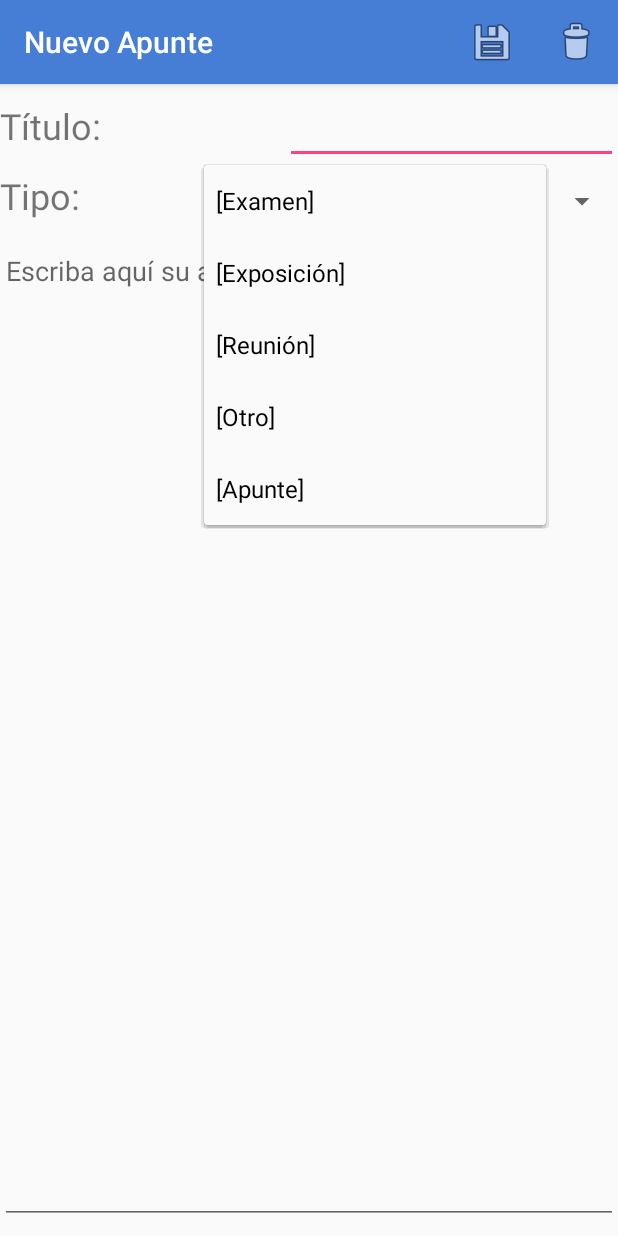
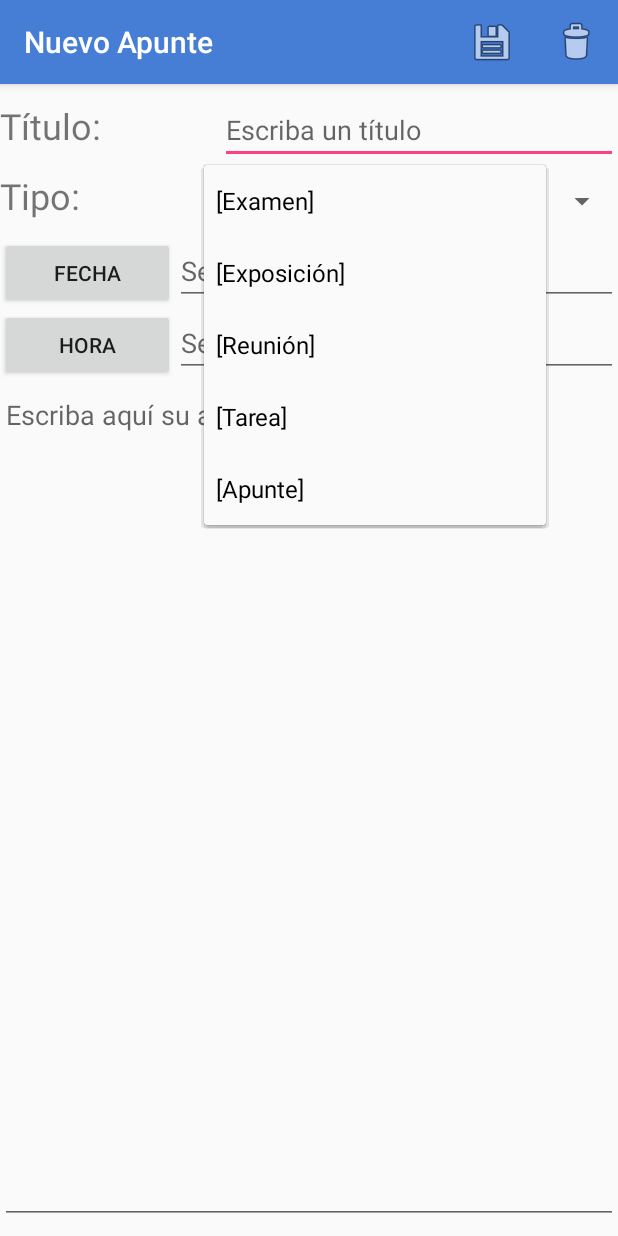
Before and after one commit to LillithSakura/ProyectoAPPGENDA, an Android app: the NoteActivity screen opened directly, with no data from a screen before it, after a tap on an icon or button, on a phone screen of 412 x 824 dp. Run offline under Robolectric (Android 15) with nearby library versions, the phone set to English and light mode, and no system bars.

Commit message:
APPGENDA 0.7.0
CAMBIOS ANTES DE CAGARLA
SE IMPLEMENTO DIA Y HORA PICKER

```diff
--- a/app/src/main/java/mx/edu/itlp/proyectoappgenda/FingerActivity.java
+++ b/app/src/main/java/mx/edu/itlp/proyectoappgenda/FingerActivity.java
@@ -81,12 +81,12 @@ public class FingerActivity extends AppCompatActivity {
                 public void onComplete(List<PatternLockView.Dot> pattern) {
                     final_pattern = PatternLockUtils.patternToString(mPatternLockView,pattern);
                     if(final_pattern.equals(save_pattern)){
-                        Toast.makeText(FingerActivity.this, "Password Correcta!", Toast.LENGTH_SHORT).show();
+                        Toast.makeText(FingerActivity.this, "¡Patrón Correcto!", Toast.LENGTH_SHORT).show();
                         Intent intent = new Intent(FingerActivity.this,PrivateActivity.class);
                         startActivity(intent);
 
 
-                    }else{ Toast.makeText(FingerActivity.this, "Password Incorrecta!", Toast.LENGTH_SHORT).show();}
+                    }else{ Toast.makeText(FingerActivity.this, "¡Patrón Incorrecto!", Toast.LENGTH_SHORT).show();}
 
 
                 }
@@ -133,7 +133,7 @@ public class FingerActivity extends AppCompatActivity {
                 @Override
                 public void onClick(View v) {
                     Paper.book().write(save_pattern_key, final_pattern);
-                    Toast.makeText(FingerActivity.this, "Save pattern okay!", Toast.LENGTH_SHORT).show();
+                    Toast.makeText(FingerActivity.this, "Patrón Guardado", Toast.LENGTH_SHORT).show();
                     Intent intent = new Intent(FingerActivity.this,PatronPrincipalActvity.class);
                     startActivity(intent);
                 }
--- a/app/src/main/java/mx/edu/itlp/proyectoappgenda/HomeActivity.java
+++ b/app/src/main/java/mx/edu/itlp/proyectoappgenda/HomeActivity.java
@@ -57,7 +57,7 @@ public class HomeActivity extends AppCompatActivity {
                     case R.id.foro:
                         in = new Intent(getBaseContext(),LoginActivity.class);
                         startActivity(in);
-                        overridePendingTransition(R.anim.rigth_in, R.anim.rigth_out);
+                        overridePendingTransition(R.anim.left_in, R.anim.left_out);
                         break;
 
                     default:
@@ -74,7 +74,7 @@ public class HomeActivity extends AppCompatActivity {
                 "[Examen]",
                 "[Exposición]",
                 "[Reunión]",
-                "[Otro]",
+                "[Tarea]",
                 "[Apunte]"
         };
 
--- a/app/src/main/java/mx/edu/itlp/proyectoappgenda/ListaNotasActivity.java
+++ b/app/src/main/java/mx/edu/itlp/proyectoappgenda/ListaNotasActivity.java
@@ -55,7 +55,7 @@ public class ListaNotasActivity extends AppCompatActivity  implements SwipeRefre
                 "[Examen]",
                 "[Exposición]",
                 "[Reunión]",
-                "[Otro]",
+                "[Tarea]",
                 "[Apunte]"
 
         };
@@ -150,7 +150,7 @@ public class ListaNotasActivity extends AppCompatActivity  implements SwipeRefre
                 "[Examen]",
                 "[Exposición]",
                 "[Reunión]",
-                "[Otro]",
+                "[Tarea]",
                 "[Apunte]"
         };
 
@@ -172,7 +172,7 @@ public class ListaNotasActivity extends AppCompatActivity  implements SwipeRefre
                 "[Examen]",
                 "[Exposición]",
                 "[Reunión]",
-                "[Otro]",
+                "[Tarea]",
                 "[Apunte]"
         };
 
--- a/app/src/main/java/mx/edu/itlp/proyectoappgenda/NoteActivity.java
+++ b/app/src/main/java/mx/edu/itlp/proyectoappgenda/NoteActivity.java
@@ -1,7 +1,11 @@
 package mx.edu.itlp.proyectoappgenda;
 
+import android.app.DatePickerDialog;
+import android.app.TimePickerDialog;
 import android.content.DialogInterface;
 import android.graphics.Color;
+import android.os.Build;
+import android.support.annotation.RequiresApi;
 import android.support.v7.app.AlertDialog;
 import android.support.v7.app.AppCompatActivity;
 import android.os.Bundle;
@@ -11,11 +15,15 @@ import android.view.View;
 import android.view.ViewGroup;
 import android.widget.AdapterView;
 import android.widget.ArrayAdapter;
+import android.widget.Button;
+import android.widget.DatePicker;
 import android.widget.EditText;
 import android.widget.Spinner;
 import android.widget.TextView;
+import android.widget.TimePicker;
 import android.widget.Toast;
 
+import java.util.Calendar;
 import java.util.regex.Matcher;
 import java.util.regex.Pattern;
 
@@ -23,13 +31,16 @@ import java.util.ArrayList;
 import java.util.Arrays;
 import java.util.List;
 
-public class NoteActivity extends AppCompatActivity {
+public class NoteActivity extends AppCompatActivity implements View.OnClickListener {
 
     private EditText nTitle;
     private  EditText nContent;
     private String nNoteFileName;
     private String nNoteFileExtension;
     private Note nLoadedNote;
+    public Button FechaButton,HoraButton;
+    public EditText FechaText,HoraText;
+    private int dia, mes, anio, hora, minutos;
 
     private String tipo;
 
@@ -37,6 +48,14 @@ public class NoteActivity extends AppCompatActivity {
     protected void onCreate(Bundle savedInstanceState) {
         super.onCreate(savedInstanceState);
         setContentView(R.layout.activity_note);
+
+        FechaButton = findViewById(R.id.FechaButton);
+        HoraButton = findViewById(R.id.HoraButton);
+        FechaText = findViewById(R.id.FechaText);
+        HoraText = findViewById(R.id.HoraText);
+
+        FechaButton.setOnClickListener(this);
+        HoraButton.setOnClickListener(this);
 
         nTitle = findViewById(R.id.note_et_title);
         nContent = findViewById(R.id.note_et_content);
@@ -64,7 +83,7 @@ public class NoteActivity extends AppCompatActivity {
                 "[Examen]",
                 "[Exposición]",
                 "[Reunión]",
-                "[Otro]",
+                "[Tarea]",
                 "[Apunte]"
         };
 
@@ -174,7 +193,7 @@ public class NoteActivity extends AppCompatActivity {
                 "[Examen]",
                 "[Exposición]",
                 "[Reunión]",
-                "[Otro]",
+                "[Tarea]",
                 "[Apunte]"
         };
 
@@ -192,4 +211,40 @@ public class NoteActivity extends AppCompatActivity {
         return titulo.trim();
 
     }
+
+
+    @Override
+    public void onClick(View v) {
+        if (v == FechaButton)
+        {
+            final Calendar  calendario = Calendar.getInstance();
+            dia = calendario.get(Calendar.DAY_OF_MONTH);
+            mes= calendario.get(Calendar.MONTH);
+            anio = calendario.get(Calendar.YEAR);
+
+            DatePickerDialog datePickerDialog = new DatePickerDialog(this, new DatePickerDialog.OnDateSetListener() {
+                @Override
+                public void onDateSet(DatePicker view, int year, int month, int dayOfMonth) {
+                    FechaText.setText(dayOfMonth+"/"+(month+1)+"/"+year);
+
+                }
+            }, anio,mes,dia);
+            datePickerDialog.show();
+        }
+        if (v == HoraButton){
+
+            final Calendar c = Calendar.getInstance();
+            hora = c.get(Calendar.HOUR_OF_DAY);
+            minutos=c.get(Calendar.MINUTE);
+
+            TimePickerDialog timePickerDialog = new TimePickerDialog(this, new TimePickerDialog.OnTimeSetListener() {
+                @Override
+                public void onTimeSet(TimePicker view, int hourOfDay, int minute) {
+                    HoraText.setText(hourOfDay+":"+minute);
+                }
+            },hora, minutos, false);
+            timePickerDialog.show();
+
+        }
+    }
 }
--- a/app/src/main/java/mx/edu/itlp/proyectoappgenda/PatronPrincipalActvity.java
+++ b/app/src/main/java/mx/edu/itlp/proyectoappgenda/PatronPrincipalActvity.java
@@ -45,12 +45,12 @@ public class PatronPrincipalActvity extends AppCompatActivity {
                 public void onComplete(List<PatternLockView.Dot> pattern) {
                     final_pattern = PatternLockUtils.patternToString(mPatternLockView,pattern);
                     if(final_pattern.equals(save_pattern)){
-                        Toast.makeText(PatronPrincipalActvity.this, "Password Correct!", Toast.LENGTH_SHORT).show();
+                        Toast.makeText(PatronPrincipalActvity.this, "¡Patrón Correcto!", Toast.LENGTH_SHORT).show();
                         Intent intent = new Intent(PatronPrincipalActvity.this,PrivateActivity.class);
                         startActivity(intent);
 
 
-                    }else{ Toast.makeText(PatronPrincipalActvity.this, "Password Incorrecta!", Toast.LENGTH_SHORT).show();}
+                    }else{ Toast.makeText(PatronPrincipalActvity.this, "¡Patrón Incorrecto!", Toast.LENGTH_SHORT).show();}
 
 
                 }
--- a/app/src/main/res/layout/activity_note.xml
+++ b/app/src/main/res/layout/activity_note.xml
@@ -34,12 +34,15 @@
 
             <EditText
                 android:id="@+id/note_et_title"
-                android:layout_width="wrap_content"
+                android:layout_width="266dp"
                 android:layout_height="wrap_content"
                 android:layout_weight="1"
                 android:ems="10"
+                android:gravity="start"
+                android:hint="Escriba un título"
                 android:inputType="textPersonName"
-                android:singleLine="true" />
+                android:singleLine="true"
+                android:textAlignment="viewStart" />
 
         </LinearLayout>
 
@@ -64,6 +67,65 @@
                 android:layout_weight="10" />
         </LinearLayout>
 
+        <LinearLayout
+            android:layout_width="match_parent"
+            android:layout_height="wrap_content"
+            android:orientation="horizontal"
+            android:visibility="visible">
+
+            <Button
+                android:id="@+id/FechaButton"
+                android:layout_width="wrap_content"
+                android:layout_height="wrap_content"
+                android:layout_weight="1"
+                android:text="Fecha"
+                tools:text="Fecha" />
+
+            <EditText
+                android:id="@+id/FechaText"
+                android:layout_width="266dp"
+                android:layout_height="wrap_content"
+                android:layout_weight="1"
+                android:ems="10"
+                android:focusable="false"
+                android:gravity="start"
+                android:hint="Seleccione una fecha"
+                android:inputType="textPersonName|date"
+                android:longClickable="false"
+                android:singleLine="true"
+                android:textAlignment="viewStart" />
+
+        </LinearLayout>
+
+        <LinearLayout
+            android:layout_width="match_parent"
+            android:layout_height="wrap_content"
+            android:orientation="horizontal">
+
+            <Button
+                android:id="@+id/HoraButton"
+                android:layout_width="wrap_content"
+                android:layout_height="wrap_content"
+                android:layout_weight="1"
+                android:text="Hora"
+                tools:text="Hora" />
+
+            <EditText
+                android:id="@+id/HoraText"
+                android:layout_width="266dp"
+                android:layout_height="wrap_content"
+                android:layout_weight="1"
+                android:ems="10"
+                android:focusable="false"
+                android:gravity="start"
+                android:hint="Seleccione una hora"
+                android:inputType="textPersonName|time"
+                android:longClickable="false"
+                android:singleLine="true"
+                android:textAlignment="viewStart" />
+
+        </LinearLayout>
+
         <EditText
             android:id="@+id/note_et_content"
             android:layout_width="match_parent"
```
Also changed, not shown: app/src/main/java/mx/edu/itlp/proyectoappgenda/FingerprintHandler.java (+4 -4 lines).
